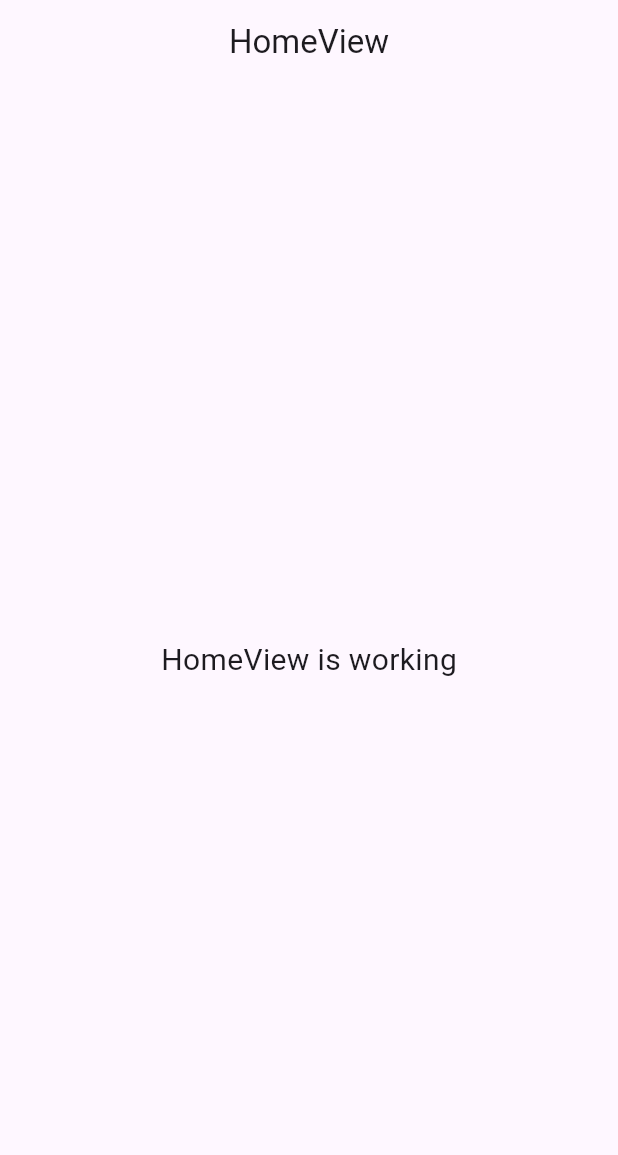
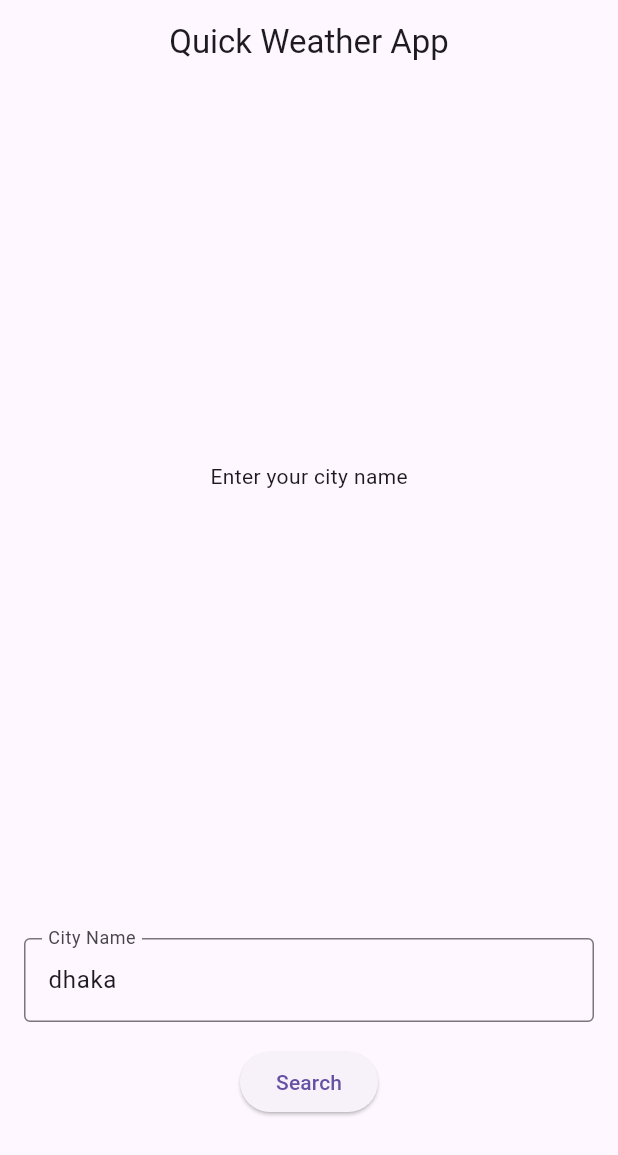
Before and after one commit to itsTowhid/quick_weather_app, a Flutter app: the screen it shows after launch, on a phone screen of 412 x 824 dp. Shown: the top 1155 px of the screen. Run offline on Flutter 3.47's test engine with Material 3 defaults, Android fonts, the phone set to English and light mode, and no system bars; our stand-ins replace connectivity_plus, dio, flutter_dotenv, get, pretty_dio_logger.

Commit message:
api call and view data implemented in home_view.dart and home_controller.dart

```diff
--- a/lib/app/modules/home/controllers/home_controller.dart
+++ b/lib/app/modules/home/controllers/home_controller.dart
@@ -1,23 +1,52 @@
+import 'package:flutter/material.dart';
 import 'package:get/get.dart';
+import 'package:quick_weather_app/app/modules/home/service/weather_exception.dart';
+import 'package:quick_weather_app/app/modules/home/service/weather_service.dart';
 
-class HomeController extends GetxController {
-  //TODO: Implement HomeController
+class HomeController extends GetxController
+    with StateMixin<Map<String, dynamic>> {
+  HomeController(this.repo);
 
-  final count = 0.obs;
+  final cityController = TextEditingController(text: 'dhaka');
+  final history = <String, dynamic>{};
+  final isLoading = false.obs;
+  final WeatherService repo;
+
   @override
   void onInit() {
     super.onInit();
+    change(state, status: RxStatus.empty());
   }
 
-  @override
-  void onReady() {
-    super.onReady();
+  void searchWeather() async {
+    final city = cityController.text;
+    if (history.containsKey(city)) {
+      return change(history[city], status: RxStatus.success());
+    }
+
+    change(null, status: RxStatus.loading());
+    Map<String, dynamic>? responseData;
+    isLoading.value = true;
+    String? errMsg;
+
+    if (cityController.text.isEmpty) {
+      errMsg = 'City name cant be empty';
+    } else {
+      try {
+        final responseData = await repo.fetchWeather(city);
+        change(responseData, status: RxStatus.success());
+        history[city] = responseData;
+        isLoading.value = false;
+        return;
+      } on CityNotFoundException {
+        errMsg = 'City not found. Please check the city name.';
+      } on WeatherServiceException catch (e) {
+        errMsg = e.message;
+      } catch (e) {
+        errMsg = '$e\nPlease try again';
+      }
+    }
+    isLoading.value = false;
+    change(responseData, status: RxStatus.error(errMsg));
   }
-
-  @override
-  void onClose() {
-    super.onClose();
-  }
-
-  void increment() => count.value++;
 }
--- a/lib/app/modules/home/views/home_view.dart
+++ b/lib/app/modules/home/views/home_view.dart
@@ -1,24 +1,83 @@
 import 'package:flutter/material.dart';
-
 import 'package:get/get.dart';
 
 import '../controllers/home_controller.dart';
 
 class HomeView extends GetView<HomeController> {
-  const HomeView({Key? key}) : super(key: key);
+  const HomeView({super.key});
+
   @override
   Widget build(BuildContext context) {
     return Scaffold(
-      appBar: AppBar(
-        title: const Text('HomeView'),
-        centerTitle: true,
-      ),
-      body: const Center(
-        child: Text(
-          'HomeView is working',
-          style: TextStyle(fontSize: 20),
+      appBar: AppBar(title: const Text('Quick Weather App'), centerTitle: true),
+      body: Padding(
+        padding: const EdgeInsets.all(16.0),
+        child: Column(
+          children: [
+            Expanded(
+              flex: 2,
+              child: Center(
+                child: controller.obx(
+                  (state) => buildWeatherDataView(state),
+                  onEmpty: const Text('Enter your city name'),
+                  onError: (error) => Text(
+                    error ?? 'Something went wrong',
+                    textAlign: TextAlign.center,
+                  ),
+                ),
+              ),
+            ),
+            Expanded(
+              flex: 1,
+              child: Column(
+                mainAxisAlignment: MainAxisAlignment.center,
+                children: [
+                  TextField(
+                    onSubmitted: (_) => controller.searchWeather(),
+                    controller: controller.cityController,
+                    decoration: const InputDecoration(
+                      border: OutlineInputBorder(),
+                      labelText: 'City Name',
+                    ),
+                  ),
+                  const SizedBox(height: 16),
+                  Obx(
+                    () => controller.isLoading.value
+                        ? const CircularProgressIndicator()
+                        : ElevatedButton(
+                            onPressed: controller.searchWeather,
+                            child: const Text('Search'),
+                          ),
+                  ),
+                ],
+              ),
+            ),
+          ],
         ),
       ),
     );
   }
+
+  Column buildWeatherDataView(Map<String, dynamic>? state) {
+    return Column(
+      mainAxisAlignment: MainAxisAlignment.center,
+      children: [
+        Text(
+          state?['name'],
+          style: const TextStyle(fontSize: 24, fontWeight: FontWeight.bold),
+        ),
+        Text(
+          '${(state?['main']['temp'] - 273.15).toStringAsFixed(2)} °C',
+          style: const TextStyle(fontSize: 20),
+        ),
+        Text(
+          state?['weather'][0]['description'],
+          style: const TextStyle(fontSize: 20),
+        ),
+        Image.network(
+          'http://openweathermap.org/img/w/${state?['weather'][0]['icon']}.png',
+        ),
+      ],
+    );
+  }
 }
```
